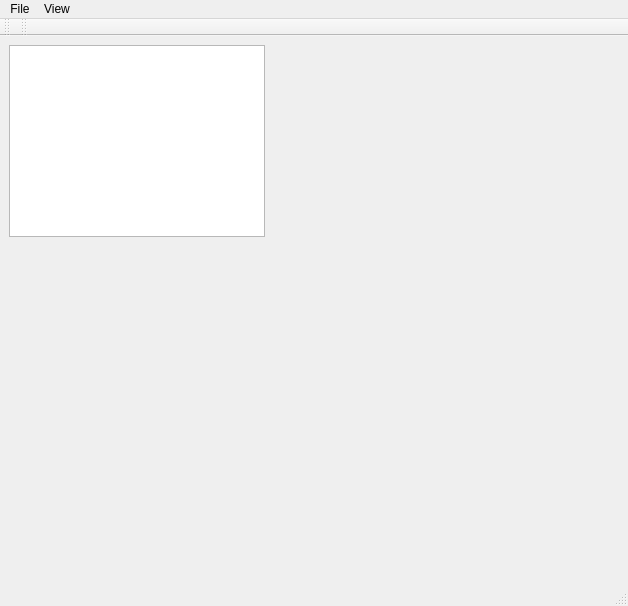
Above: mainwindow.ui from yozhong/ImageEditor before the change. Below: the same form after it.
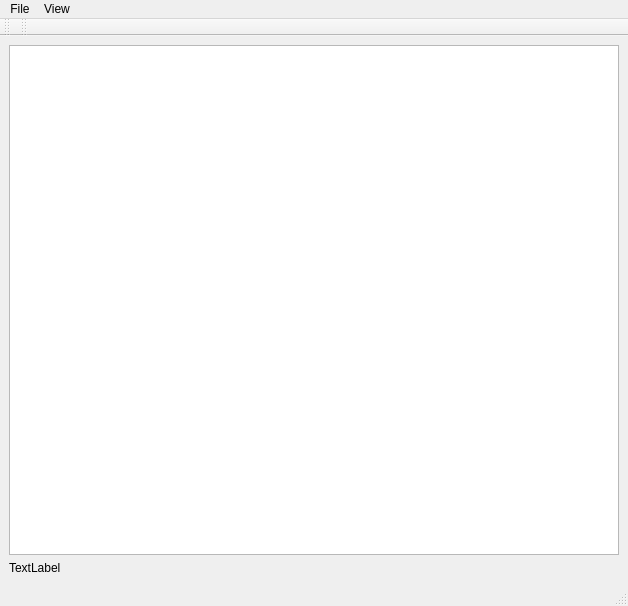
That is the form after the change.

Commit message: Open image file and display

```diff
--- a/mainwindow.ui
+++ b/mainwindow.ui
@@ -14,41 +14,18 @@
    <string>MainWindow</string>
   </property>
   <widget class="QWidget" name="centralwidget">
-   <property name="minimumSize">
-    <size>
-     <width>0</width>
-     <height>545</height>
-    </size>
-   </property>
-   <property name="maximumSize">
-    <size>
-     <width>800</width>
-     <height>16777215</height>
-    </size>
-   </property>
-   <widget class="QGraphicsView" name="graphicsView">
-    <property name="geometry">
-     <rect>
-      <x>9</x>
-      <y>9</y>
-      <width>256</width>
-      <height>192</height>
-     </rect>
-    </property>
-   </widget>
+   <layout class="QGridLayout" name="gridLayout">
+    <item row="0" column="0">
+     <widget class="QGraphicsView" name="graphicsView"/>
+    </item>
+    <item row="1" column="0">
    <widget class="QLabel" name="statusLabel">
-    <property name="geometry">
-     <rect>
-      <x>10</x>
-      <y>550</y>
-      <width>67</width>
-      <height>17</height>
-     </rect>
-    </property>
     <property name="text">
      <string>TextLabel</string>
     </property>
    </widget>
+    </item>
+   </layout>
   </widget>
   <widget class="QMenuBar" name="menubar">
    <property name="geometry">
```
Lines whose indentation alone changed are shown as unchanged. The commit also changes 2 other files.
